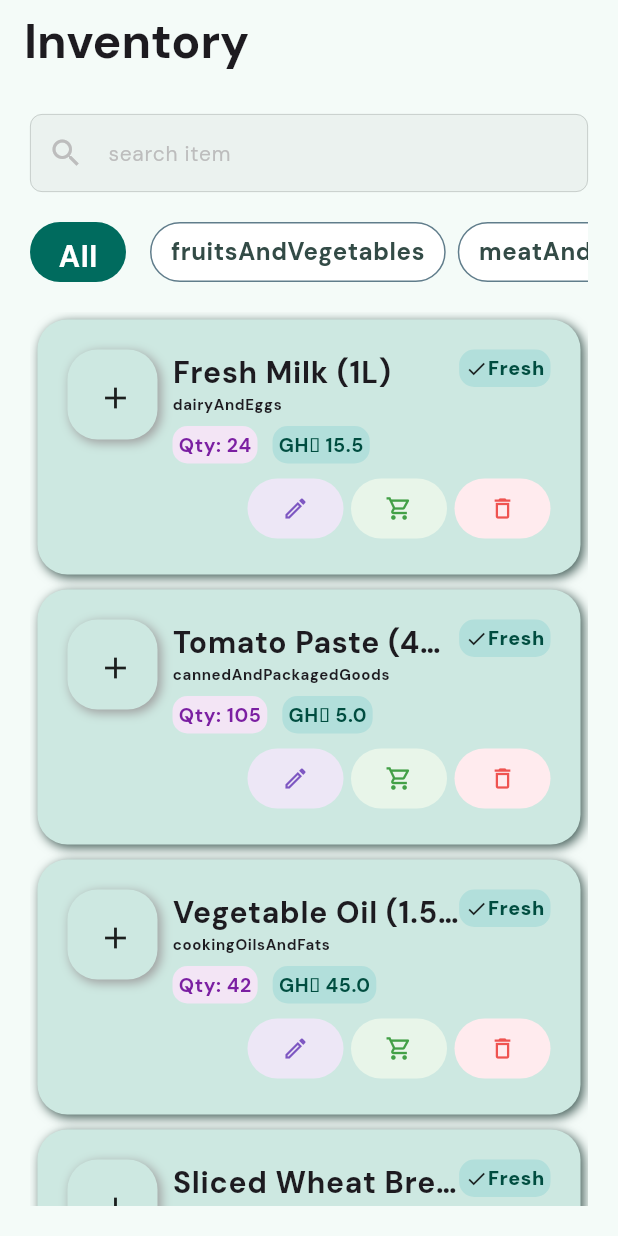
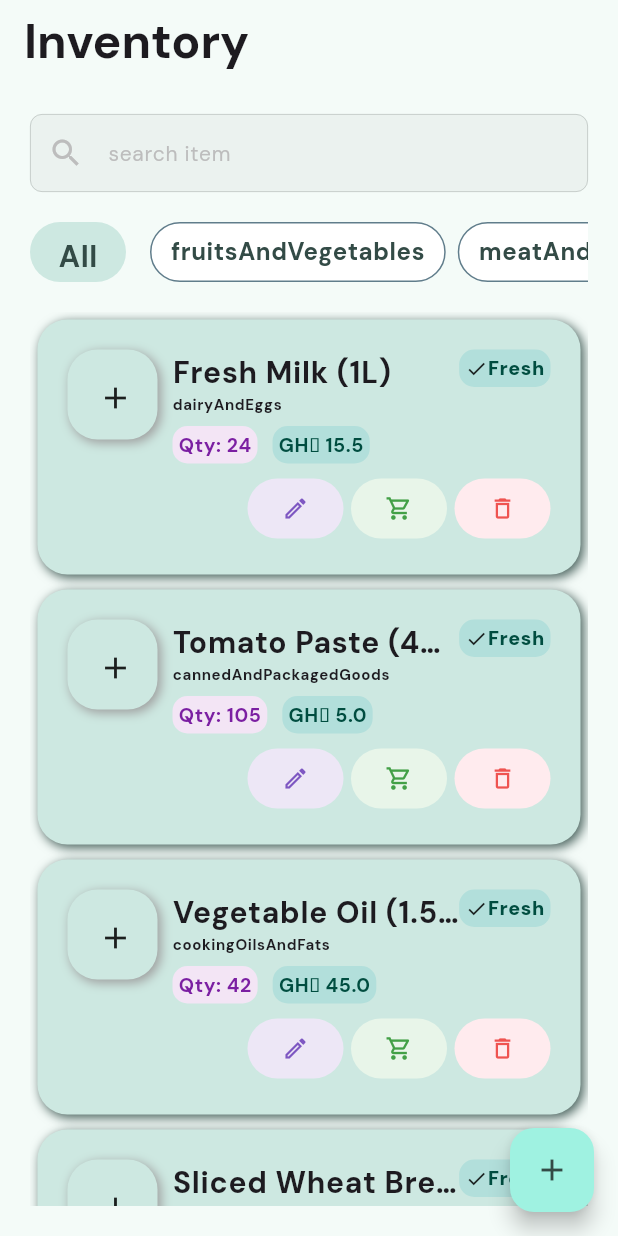
Before and after one commit to albertadams224-arch/inventflow, a Flutter app: the InventoryScreen screen opened directly, on a phone screen of 412 x 824 dp. Run offline on Flutter 3.47's test engine with Material 3 defaults, Android fonts, the phone set to English and light mode, and no system bars; our stand-ins replace google_fonts, image_picker.

Commit message:
inventUpdate2

```diff
--- a/lib/main.dart
+++ b/lib/main.dart
@@ -3,6 +3,7 @@ import 'package:inventflow/view_model/onboarding.dart';
 import 'package:google_fonts/google_fonts.dart';
 
 void main() {
+  WidgetsFlutterBinding.ensureInitialized();
   runApp(
     MaterialApp(
       theme: ThemeData(
--- a/lib/view_model/inventory.dart
+++ b/lib/view_model/inventory.dart
@@ -5,9 +5,13 @@ import 'package:inventflow/model/product_category.dart';
 
 class InventoryViewModel extends ChangeNotifier {
   ProductCategory? _selectedCategory;
+  final TextEditingController searchQuary = TextEditingController();
 
   ProductCategory? get selectedCategory => _selectedCategory;
 
+  InventoryViewModel() {
+    searchQuary.addListener(notifyListeners);
+  }
   void selectAll() {
     _selectedCategory = null;
     notifyListeners();
@@ -19,7 +23,28 @@ class InventoryViewModel extends ChangeNotifier {
   }
 
   List<Product> get filteredProducts {
-    if (_selectedCategory == null) return dummyData;
-    return dummyData.where((p) => p.category == _selectedCategory).toList();
+    var result = _selectedCategory == null
+        ? dummyData
+        : dummyData.where((p) => p.category == _selectedCategory).toList();
+
+    if (searchQuary.text.isNotEmpty) {
+      final query = searchQuary.text.toLowerCase();
+      result = result
+          .where((p) => p.productName.toLowerCase().contains(query))
+          .toList();
+
+      result.sort((a, b) {
+        final aIndex = a.productName.toLowerCase().indexOf(query);
+        final bIndex = b.productName.toLowerCase().indexOf(query);
+        return aIndex.compareTo(bIndex);
+      });
+    }
+    return result;
+  }
+
+  @override
+  void dispose() {
+    searchQuary.dispose();
+    super.dispose();
   }
 }
--- a/lib/views/inventory_view.dart
+++ b/lib/views/inventory_view.dart
@@ -1,6 +1,7 @@
 import 'package:flutter/material.dart';
 import 'package:inventflow/model/product_category.dart';
 import 'package:inventflow/view_model/inventory.dart';
+import 'package:inventflow/views/add_view.dart';
 import 'package:inventflow/widgets/buttons/all_button.dart';
 import 'package:inventflow/widgets/content/inventory_listview_content.dart';
 import 'package:inventflow/widgets/content/inventory_listview_item.dart';
@@ -14,7 +15,20 @@ class InventoryScreen extends StatefulWidget {
 }
 
 class _InventoryScreenState extends State<InventoryScreen> {
-  final _viewModel = InventoryViewModel();
+  late InventoryViewModel _viewModel;
+
+  @override
+  void initState() {
+    super.initState();
+    _viewModel = InventoryViewModel();
+  }
+
+  @override
+  void dispose() {
+    _viewModel.searchQuary.dispose();
+    super.dispose();
+  }
+
   @override
   Widget build(BuildContext context) {
     var kLargeTextStyle = Theme.of(
@@ -23,6 +37,8 @@ class _InventoryScreenState extends State<InventoryScreen> {
     var kBodySmallTextStyle = Theme.of(
       context,
     ).textTheme.bodySmall!.copyWith(fontSize: 20, fontWeight: FontWeight.bold);
+
+    Widget content;
 
     return AnimatedBuilder(
       animation: _viewModel,
@@ -44,8 +60,31 @@ class _InventoryScreenState extends State<InventoryScreen> {
             ),
           ),
         ];
+
+        if (_viewModel.filteredProducts.isEmpty) {
+          content = Center(child: Text('No product found'));
+        } else {
+          content = ListView.builder(
+            itemCount: _viewModel.filteredProducts.length,
+            itemBuilder: (context, index) => InventoryContentCard(
+              product: _viewModel.filteredProducts[index],
+            ),
+          );
+        }
+
         return Scaffold(
           appBar: AppBar(title: Text('Inventory', style: kLargeTextStyle)),
+          floatingActionButton: FloatingActionButton(
+            onPressed: () {
+              Navigator.of(
+                context,
+              ).push(MaterialPageRoute(builder: (ctx) => AddScreen()));
+            },
+            child: Icon(
+              Icons.add,
+              color: Theme.of(context).colorScheme.onSecondaryContainer,
+            ),
+          ),
           body: Padding(
             padding: const EdgeInsets.all(20),
             child: Column(
@@ -53,7 +92,7 @@ class _InventoryScreenState extends State<InventoryScreen> {
                 InputFields(
                   icon: Icons.search,
                   hintText: 'search item',
-                  controller: TextEditingController(),
+                  controller: _viewModel.searchQuary,
                 ),
 
                 SizedBox(height: 20),
@@ -66,14 +105,7 @@ class _InventoryScreenState extends State<InventoryScreen> {
                   ),
                 ),
                 SizedBox(height: 20),
-                Expanded(
-                  child: ListView.builder(
-                    itemCount: _viewModel.filteredProducts.length,
-                    itemBuilder: (context, index) => InventoryContentCard(
-                      product: _viewModel.filteredProducts[index],
-                    ),
-                  ),
-                ),
+                Expanded(child: content),
               ],
             ),
           ),
--- a/lib/widgets/buttons/all_button.dart
+++ b/lib/widgets/buttons/all_button.dart
@@ -20,15 +20,15 @@ class AllButton extends StatelessWidget {
         onPressed: allTap,
         style: TextButton.styleFrom(
           backgroundColor: isSelected
-              ? Theme.of(context).colorScheme.primary
-              : Theme.of(context).colorScheme.secondary,
+              ? Theme.of(context).colorScheme.secondaryContainer
+              : Theme.of(context).colorScheme.onPrimary,
           padding: const EdgeInsets.all(10),
           shape: StadiumBorder(),
         ),
         child: Text(
           'All',
           style: kBodySmallTextStyle.copyWith(
-            color: Theme.of(context).colorScheme.onPrimary,
+            color: Theme.of(context).colorScheme.onSecondaryContainer,
           ),
         ),
       ),
--- a/lib/widgets/content/inventory_listview_item.dart
+++ b/lib/widgets/content/inventory_listview_item.dart
@@ -23,8 +23,8 @@ class InventoryCategoryItem extends StatelessWidget {
         style: TextButton.styleFrom(
           padding: EdgeInsets.symmetric(horizontal: 14, vertical: 6),
           backgroundColor: isSelected == true
-              ? Theme.of(context).colorScheme.primary
-              : Colors.white,
+              ? Theme.of(context).colorScheme.secondaryContainer
+              : Theme.of(context).colorScheme.onPrimary,
           shape: StadiumBorder(side: BorderSide(color: Colors.blueGrey)),
         ),
         child: Text(
--- a/pubspec.yaml
+++ b/pubspec.yaml
@@ -35,6 +35,7 @@ dependencies:
   # Use with the CupertinoIcons class for iOS style icons.
   cupertino_icons: ^1.0.8
   google_fonts: ^8.1.0
+  image_picker: ^1.2.2
 
 dev_dependencies:
   flutter_test:
```
Also changed, not shown: lib/view_model/add.dart (added, +43 -0 lines), lib/views/add_view.dart (added, +245 -0 lines), lib/widgets/containers/picture_box.dart (added, +70 -0 lines), lib/widgets/date_picker_field.dart (added, +47 -0 lines), pubspec.lock, 6 other files.
